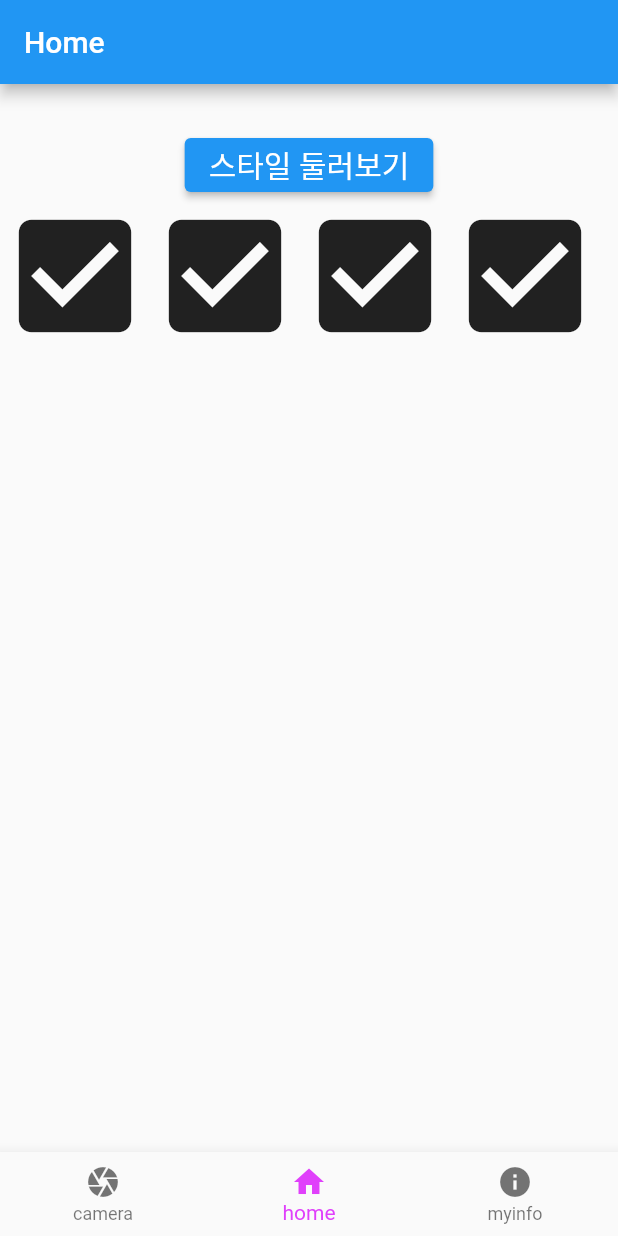
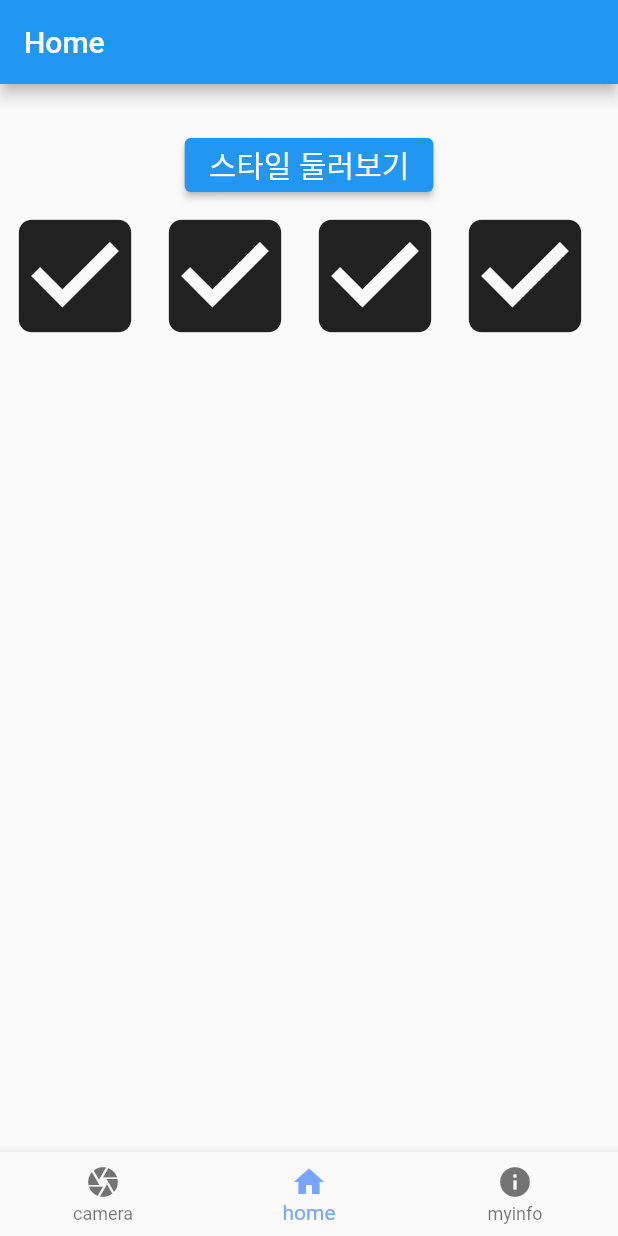
Before and after one commit to CAU24-Capstone-Design2/Front-End, a Flutter app: the screen it shows after launch, on a phone screen of 412 x 824 dp. Run offline on Flutter 3.47's test engine with Material 2 defaults, Android fonts, the phone set to English and light mode, and no system bars; our stand-ins replace image_picker, lottie.

Commit message:
feat: generate Material Color

```diff
--- a/lib/main.dart
+++ b/lib/main.dart
@@ -19,6 +19,9 @@
   Widget build(BuildContext context) {
     return MaterialApp(
       title: 'scart',
+      theme: ThemeData(
+          primarySwatch: buildMaterialColor(Color(0xff77A5FF)),
+      ),
       debugShowCheckedModeBanner: false,
       routes: {
         '/home': (context) => HomeScreen(),
--- a/lib/widget/widget_customNavBar.dart
+++ b/lib/widget/widget_customNavBar.dart
@@ -41,7 +41,7 @@
             label: 'myinfo'),
       ],
       currentIndex: _selectedIndex,
-      selectedItemColor: Colors.purpleAccent,
+      selectedItemColor: Color(0xff77A5FF),
     );
   }
 }
```
Also changed, not shown: lib/util/generateMaterialColor.dart (added, +35 -0 lines).
